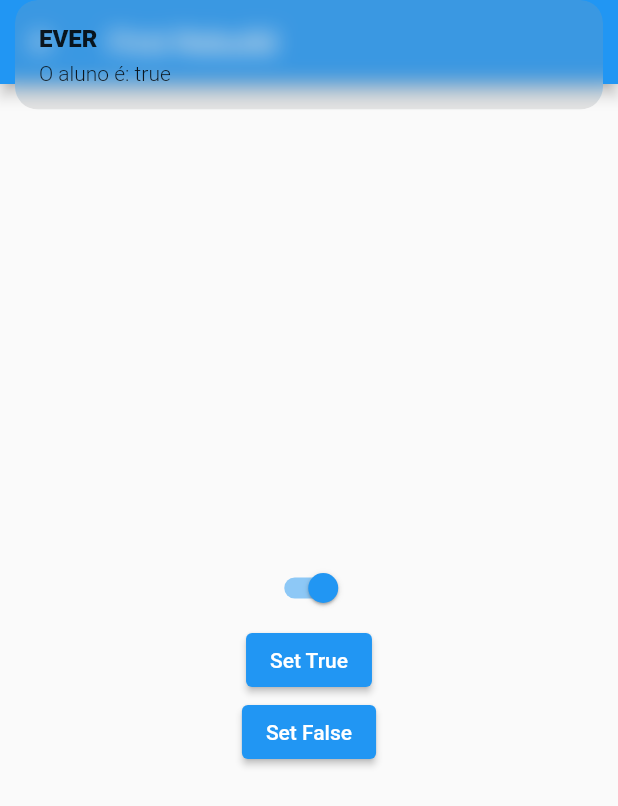
After one commit to dariopmaciel/get_state_manager, a Flutter app: the FirstRebuildPage screen opened by its route, after a tap on "Set True", on a phone screen of 412 x 824 dp. The commit adds this screen. Shown: the top 806 px of the screen. Run offline on Flutter 3.47's test engine with Material 3 defaults, Android fonts, the phone set to English and light mode, and no system bars; our stand-ins replace get.

Commit message:
Entendendo o firstRebuild e removendo comportamento

```diff
--- /dev/null
+++ b/lib/firstRebuild/first_rebuild_page.dart
@@ -0,0 +1,65 @@
+import 'package:flutter/material.dart';
+import 'package:get/get.dart';
+
+class FirstRebuildPage extends StatefulWidget {
+  const FirstRebuildPage({super.key});
+
+  @override
+  State<FirstRebuildPage> createState() => _FirstRebuildPageState();
+}
+
+class _FirstRebuildPageState extends State<FirstRebuildPage> {
+  final isAluno = false.obs;
+
+
+
+
+//!faz o primeiro rebuild como esta determinado e mostra!
+// para remover este comportamento firstRebuild = false
+//então n~çao mostra o primeiro comportamento falso
+  @override
+  void initState() {
+    super.initState();
+    // isAluno.firstRebuild = false;
+    //! worker Ever
+    ever(
+      isAluno,
+      (isAluno) {
+        Get.snackbar("EVER", 'O aluno é: $isAluno');
+      },
+    );
+  }
+
+  @override
+  void dispose() {
+    isAluno.firstRebuild;
+    super.dispose();
+  }
+
+  @override
+  Widget build(BuildContext context) {
+    return Scaffold(
+      appBar: AppBar(
+        title: const Text('First Rebuild'),
+      ),
+      body: Center(
+        child: Column(
+          mainAxisAlignment: MainAxisAlignment.center,
+          children: [
+            Obx(() => Switch(value: isAluno.value, onChanged: (value) {})),
+            ElevatedButton(
+                onPressed: () {
+                  isAluno(true);
+                },
+                child: const Text('Set True')),
+            ElevatedButton(
+                onPressed: () {
+                  isAluno(false);
+                },
+                child: const Text('Set False')),
+          ],
+        ),
+      ),
+    );
+  }
+}
--- a/lib/home_page.dart
+++ b/lib/home_page.dart
@@ -24,11 +24,16 @@ class HomePage extends StatelessWidget {
                   Get.toNamed('/localStateWidget');
                 },
                 child: const Text("Local State Widget")),
-                TextButton(
+            TextButton(
                 onPressed: () {
                   Get.toNamed('/workers');
                 },
                 child: const Text("Worker")),
+            TextButton(
+                onPressed: () {
+                  Get.toNamed('/firstRebuild');
+                },
+                child: const Text('First Rebuild')),
           ],
         ),
       ),
--- a/lib/main.dart
+++ b/lib/main.dart
@@ -1,6 +1,7 @@
 import 'package:flutter/material.dart';
 import 'package:get/get.dart';
 import 'package:get_state_manager/basico/reatividade_page.dart';
+import 'package:get_state_manager/firstRebuild/first_rebuild_page.dart';
 import 'package:get_state_manager/home_page.dart';
 import 'package:get_state_manager/local_state_widget/local_state_widget.dart';
 import 'package:get_state_manager/workers/workers_controller.dart';
@@ -31,6 +32,7 @@ class MyApp extends StatelessWidget {
             name: '/workers',
             page: () => WorkersPage(),
             binding: BindingsBuilder.put(() => WorkersController())),
+        GetPage(name: '/firstRebuild', page: () => const FirstRebuildPage()),
       ],
     );
   }
```
